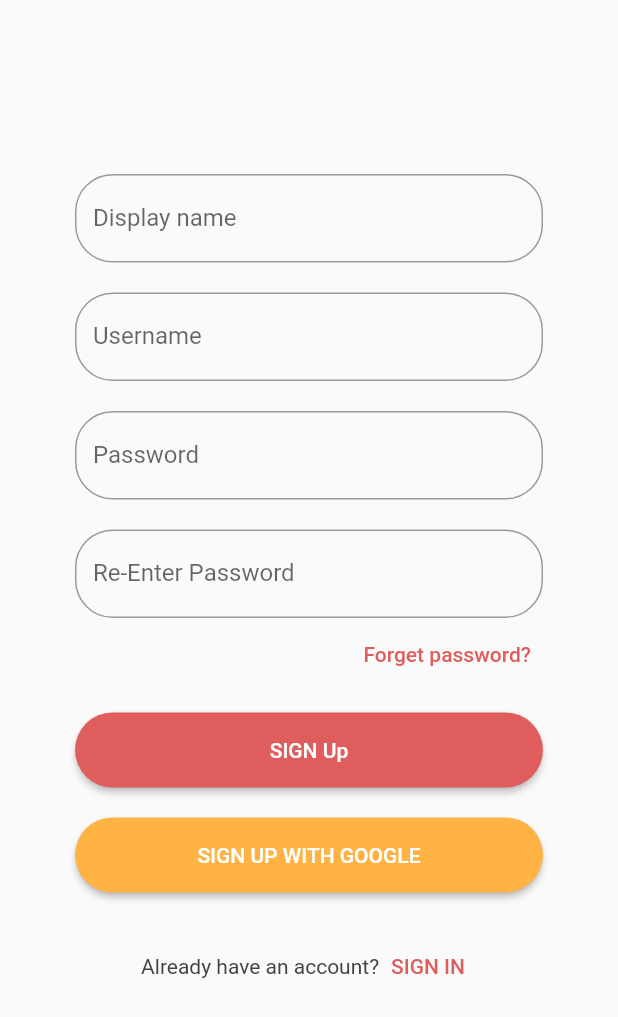
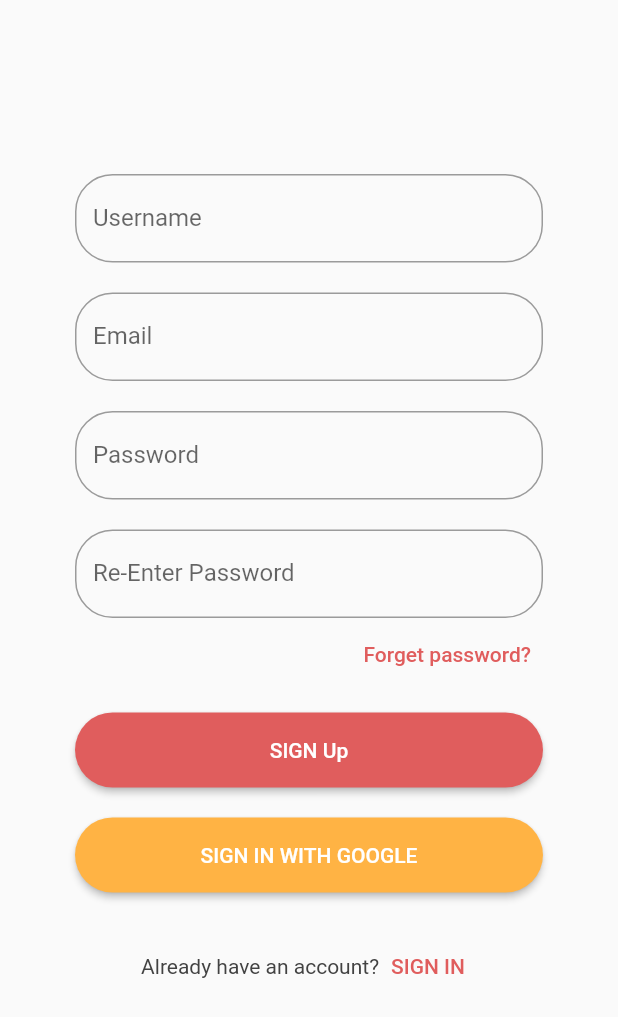
Before and after one commit to h-jannat/chat, a Flutter app: the screen it shows after launch, after a tap on "SIGN IN", after a tap on "SIGN UP", on a phone screen of 412 x 824 dp. Shown: the top 1017 px of the screen. Run offline on Flutter 3.47's test engine with Material 2 defaults, Android fonts, the phone set to English and light mode, and no system bars; our stand-ins replace cloud_firestore, file_picker, firebase_auth, firebase_core, firebase_storage, flutter_secure_storage and 2 more; accounts and stored records are empty; network calls fail.

```diff
--- a/lib/utilities/signIn.dart
+++ b/lib/utilities/signIn.dart
@@ -10,12 +10,9 @@ class LoginController extends GetxController {
   get isVarifiredEmail => _isVarifiredEmail;
 
   Future signInEmailPass(String email, String password) async {
-    print("Sign in email pass");
-    print(_firebaseAuth.currentUser);
     try {
       UserCredential result = await _firebaseAuth.signInWithEmailAndPassword(
           email: email, password: password);
-      print("result");
 
       print(result);
     } on FirebaseAuthException catch (e) {
@@ -26,7 +23,7 @@ class LoginController extends GetxController {
   Future signUpEmailPass(String email, String password) async {
     try {
       print("sign up");
-      print(email+password);
+      print(email + password);
       UserCredential result = await _firebaseAuth
           .createUserWithEmailAndPassword(email: email, password: password);
 
--- a/lib/views/SearchPage.dart
+++ b/lib/views/SearchPage.dart
@@ -34,7 +34,7 @@ class _SearchPageState extends State<SearchPage> {
   Widget build(BuildContext context) {
     return Scaffold(
       appBar: AppBarMain(),
-      endDrawer: SideDrawer(_loginController),
+      endDrawer: SideDrawer(),
       body: SingleChildScrollView(
         child: Container(
           width: 1000,
--- a/lib/views/SignInPage.dart
+++ b/lib/views/SignInPage.dart
@@ -1,8 +1,8 @@
 import 'package:chat/utilities/database.dart';
+import 'package:chat/widgets/GoogleSignInBtn.dart';
 import 'package:flutter/material.dart';
 import 'package:flutter_secure_storage/flutter_secure_storage.dart';
 import 'package:get/get.dart';
-import '../colors.dart';
 import '../utilities/signIn.dart';
 
 class SignInPage extends StatefulWidget {
@@ -40,16 +40,10 @@ class _SignInPageState extends State<SignInPage> {
     print(_saveLogin);
   }
 
-  void runAfterSignIn() async {
+  void runAfterSignIn() {
+    print("run after");
     if (_loginController.user != null) {
-      await _loginController.isVarifiredEmailFetch();
-      if (_loginController.isVarifiredEmail) {
-        storage.write(key: 'isLoggedIn', value: "true");
-        Navigator.pushReplacementNamed(context, "/home");
-      } else {
-        Navigator.pushReplacementNamed(context, "/varify");
-      }
-      await _databaseController.getUserByEmail();
+      Navigator.pushReplacementNamed(context, "/home");
     } else {
       setState(() {
         _error = true;
@@ -58,15 +52,10 @@ class _SignInPageState extends State<SignInPage> {
   }
 
   void _signIn(context) async {
+    print("emailll");
     await _loginController.signInEmailPass(
         _usernameController.text, _passwordController.text);
 
-    runAfterSignIn();
-  }
-
-  void _googleSignIn(context) async {
-    print("google");
-    await _loginController.googleSignIn();
     runAfterSignIn();
   }
 
@@ -114,13 +103,6 @@ class _SignInPageState extends State<SignInPage> {
                             _isObscure = !_isObscure;
                           });
                         }),
-                  ),
-                ),
-                Container(
-                  alignment: Alignment.centerRight,
-                  child: TextButton(
-                    onPressed: () => {},
-                    child: Text("Forget password?"),
                   ),
                 ),
                 Row(
@@ -171,17 +153,7 @@ class _SignInPageState extends State<SignInPage> {
                 SizedBox(
                   height: 20,
                 ),
-                ElevatedButton(
-                  child: Text("SIGN IN WITH GOOGLE"),
-                  onPressed: () => _googleSignIn(context),
-                  style: ElevatedButton.styleFrom(
-                    primary: ctmColor(2),
-                    shape: RoundedRectangleBorder(
-                        borderRadius: BorderRadius.circular(25)),
-                    minimumSize: Size(double.infinity,
-                        50), // double.infinity is the width and 30 is the height
-                  ),
-                ),
+                GoogleSignInBtn(),
                 SizedBox(
                   height: 25,
                 ),
--- a/lib/views/SignUpPage.dart
+++ b/lib/views/SignUpPage.dart
@@ -1,12 +1,9 @@
 import 'package:chat/utilities/database.dart';
-import 'package:chat/views/HomePage.dart';
+import 'package:chat/widgets/GoogleSignInBtn.dart';
 import 'package:chat/views/SignInPage.dart';
-import 'package:chat/widgets/AppBarMain.dart';
 import 'package:flutter/material.dart';
 import 'package:get/get.dart';
-import '../colors.dart';
 import '../utilities/signIn.dart';
-import 'package:chat/views/VarifyPage.dart';
 
 class SignUpPage extends StatefulWidget {
   @override
@@ -16,14 +13,13 @@ class SignUpPage extends StatefulWidget {
 class _SignUpPageState extends State<SignUpPage> {
   final _formKey = new GlobalKey<FormState>();
   TextEditingController usernameController = TextEditingController(text: "");
-  TextEditingController displayNameController = TextEditingController(text: "");
+  TextEditingController emailController = TextEditingController(text: "");
   TextEditingController passwordController = TextEditingController(text: "");
   TextEditingController reEnterPasswordController =
       TextEditingController(text: "");
   final _loginController = Get.put(LoginController());
   final _databaseController = Get.put(DatabaseController());
   bool _error = false;
-  bool _isByGoogle = false;
   //border styles
   OutlineInputBorder inputBorder = OutlineInputBorder(
     borderSide: const BorderSide(width: 2.0),
@@ -32,21 +28,9 @@ class _SignUpPageState extends State<SignUpPage> {
 
   void _runAfterSignUp() async {
     if (_loginController.user != null) {
-      if (_isByGoogle) {
-        _databaseController.uploadUserData({
-          "name": _loginController.user.displayName,
-          "email": _loginController.user.email
-        });
-      } else
-        _databaseController.uploadUserData({
-          "name": displayNameController.text,
-          "email": usernameController.text
-        });
-      Navigator.of(context).pushReplacement(
-        MaterialPageRoute(
-          builder: (context) => VarifyPage(),
-        ),
-      );
+      await _databaseController.uploadUserData(
+          {"username": usernameController.text, "email": emailController.text});
+      Navigator.pushReplacementNamed(context, "/home");
     } else {
       setState(() {
         _error = true;
@@ -57,18 +41,9 @@ class _SignUpPageState extends State<SignUpPage> {
   void _signUp() async {
     if (_formKey.currentState!.validate()) {
       await _loginController.signUpEmailPass(
-          usernameController.text, passwordController.text);
+          emailController.text, passwordController.text);
       _runAfterSignUp();
     }
-  }
-
-  void _googleSignUp() async {
-    print("sign up google");
-    setState(() {
-      _isByGoogle = true;
-    });
-    await _loginController.googleSignIn();
-    _runAfterSignUp();
   }
 
   _passwordValidator(value) {
@@ -78,7 +53,7 @@ class _SignUpPageState extends State<SignUpPage> {
       return null;
   }
 
-  _displayNameValidator(value) {
+  _usernameValidator(value) {
     if (value == null || value == "") {
       return "Email can't be empty";
     } else
@@ -117,22 +92,22 @@ class _SignUpPageState extends State<SignUpPage> {
               children: [
                 Text(_error ? "Sign up error" : ""),
                 TextFormField(
-                  controller: displayNameController,
+                  controller: usernameController,
                   keyboardType: TextInputType.emailAddress,
                   decoration: InputDecoration(
-                    labelText: 'Display name',
+                    labelText: 'Username',
                     border: inputBorder,
                   ),
-                  validator: (value) => _displayNameValidator(value),
+                  validator: (value) => _usernameValidator(value),
                 ),
                 SizedBox(
                   height: 20,
                 ),
                 TextFormField(
-                  controller: usernameController,
+                  controller: emailController,
                   keyboardType: TextInputType.emailAddress,
                   decoration: InputDecoration(
-                    labelText: 'Username',
+                    labelText: 'Email',
                     border: inputBorder,
                   ),
                   validator: (value) => _emailValidator(value),
@@ -186,19 +161,7 @@ class _SignUpPageState extends State<SignUpPage> {
                 SizedBox(
                   height: 20,
                 ),
-                ElevatedButton(
-                  child: Text("SIGN UP WITH GOOGLE"),
-                  onPressed: () {
-                    _googleSignUp();
-                  },
-                  style: ElevatedButton.styleFrom(
-                    primary: ctmColor(2),
-                    shape: RoundedRectangleBorder(
-                        borderRadius: BorderRadius.circular(25)),
-                    minimumSize: Size(double.infinity,
-                        50), // double.infinity is the width and 30 is the height
-                  ),
-                ),
+                GoogleSignInBtn(),
                 SizedBox(
                   height: 25,
                 ),
--- a/lib/widgets/AppBarMain.dart
+++ b/lib/widgets/AppBarMain.dart
@@ -1,3 +1,4 @@
+import 'package:chat/utilities/database.dart';
 import 'package:chat/utilities/signIn.dart';
 import 'package:chat/widgets/ProfilePhoto.dart';
 import 'package:flutter/material.dart';
@@ -6,6 +7,7 @@ import 'package:get/get.dart';
 class AppBarMain extends StatelessWidget with PreferredSizeWidget {
   Widget build(BuildContext context) {
     final _loginController = Get.put(LoginController());
+    final _databaseController = Get.put(DatabaseController());
     void _logOut(BuildContext context) async {
       await _loginController.signOut();
       Navigator.pushReplacementNamed(context, "/signIn");
@@ -22,7 +24,7 @@ class AppBarMain extends StatelessWidget with PreferredSizeWidget {
         ),
         Builder(builder: (context) {
           return GestureDetector(
-            child: ProfilePhoto(_loginController.user.photoURL, 20),
+            child: ProfilePhoto(_databaseController.currentUser.photoURL, 20),
             onTap: () {
               Scaffold.of(context).openEndDrawer();
             },
--- a/lib/widgets/UserCard.dart
+++ b/lib/widgets/UserCard.dart
@@ -18,7 +18,7 @@ class UserCard extends StatelessWidget {
       child: Row(
         mainAxisAlignment: MainAxisAlignment.spaceBetween,
         children: [
-          ProfilePhoto(null, 20),
+          ProfilePhoto(_databaseController.currentUser.photoURL, 20),
           Column(
             mainAxisAlignment: MainAxisAlignment.center,
             children: [
--- a/pubspec.yaml
+++ b/pubspec.yaml
@@ -33,6 +33,9 @@ dependencies:
   firebase_auth: ^3.1.1
   google_sign_in: ^5.1.0
   cloud_firestore: ^2.5.3
+  firebase_core: ^1.10.0
+  firebase_storage: ^10.1.0
+  file_picker: ^4.2.4
 
 dev_dependencies:
   flutter_test:
```
Also changed, not shown: lib/utilities/database.dart (+56 -8 lines), lib/views/HomePage.dart (+18 -3 lines), lib/views/VarifyPage.dart (+15 -9 lines), lib/views/widgets/Drawer.dart (deleted, +0 -42 lines), lib/views/widgets/SearchBox.dart (deleted, +0 -33 lines), lib/widgets/Drawer.dart (+23 -4 lines), lib/widgets/ProfilePhoto.dart (+5 -4 lines), lib/views/CharRommsPage.dart (deleted), lib/views/ConversationPage.dart (deleted), lib/views/ForgetPassPage.dart (deleted), pubspec.lock, 1 other file.
